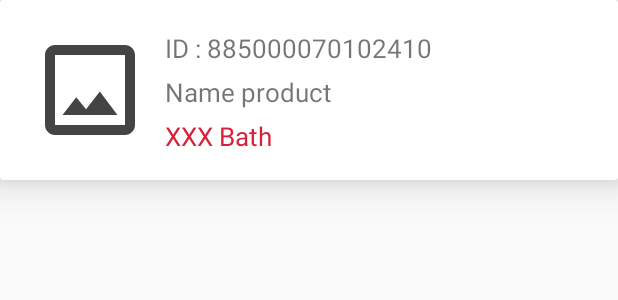
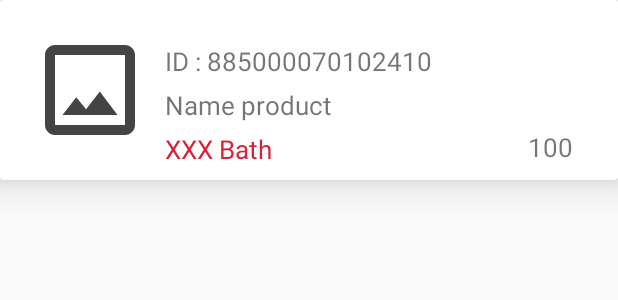
Before and after one commit to SDRoze14/eShopping, an Android app: the layout list_view_cart.xml on its own in the app's theme, with its tools: preview values and no code run, on a phone screen of 412 x 824 dp. Shown: the top 300 px of the screen. Run offline under Robolectric (Android 15) with nearby library versions, the phone set to English and light mode, and no system bars.

Commit message:
add product finish

```diff
--- a/app/src/main/java/dev/ecommerce/eshopping/SettingProfileActivity.java
+++ b/app/src/main/java/dev/ecommerce/eshopping/SettingProfileActivity.java
@@ -163,6 +163,7 @@ public class SettingProfileActivity extends AppCompatActivity {
             startActivity(new Intent(SettingProfileActivity.this, SettingProfileActivity.class));
             finish();
         }
+
     }
 
     private void userInfoSave() {
@@ -224,7 +225,7 @@ public class SettingProfileActivity extends AppCompatActivity {
 
                                 progressDialog.dismiss();
 
-                                startActivity(new Intent(SettingProfileActivity.this, MainActivity.class));
+                                startActivity(new Intent(SettingProfileActivity.this, SettingProfileActivity.class));
                                 Toast.makeText(SettingProfileActivity.this, "Profile info update successful.", Toast.LENGTH_SHORT).show();
                                 finish();
                             }else {
--- a/app/src/main/java/dev/ecommerce/eshopping/StoreViewListActivity.java
+++ b/app/src/main/java/dev/ecommerce/eshopping/StoreViewListActivity.java
@@ -54,6 +54,7 @@ public class StoreViewListActivity extends AppCompatActivity {
                     productViewHolder.txt_pid.setText(product.getId());
                     productViewHolder.txt_pname.setText(product.getName());
                     productViewHolder.txt_price.setText("Price : "+product.getPrice()+" Baht");
+                    productViewHolder.txt_pamount.setText("X"+product.getAmount());
                     Picasso.get().load(product.getImage()).into(productViewHolder.img_product);
 
                 }
--- a/app/src/main/java/dev/ecommerce/eshopping/ViewHoder/ProductViewHolder.java
+++ b/app/src/main/java/dev/ecommerce/eshopping/ViewHoder/ProductViewHolder.java
@@ -12,7 +12,7 @@ import dev.ecommerce.eshopping.R;
 
 public class ProductViewHolder extends RecyclerView.ViewHolder implements View.OnClickListener {
 
-    public TextView txt_pid, txt_pname, txt_price;
+    public TextView txt_pid, txt_pname, txt_price, txt_pamount;
     public ImageView img_product;
     public ItemClickListner itemClickListner;
 
@@ -23,6 +23,7 @@ public class ProductViewHolder extends RecyclerView.ViewHolder implements View.O
         txt_pid = itemView.findViewById(R.id.id_product_list);
         txt_pname = itemView.findViewById(R.id.name_product_list);
         txt_price = itemView.findViewById(R.id.price_product_list);
+        txt_pamount = itemView.findViewById(R.id.amount_product_list);
     }
 
     public void setItemClickListner(ItemClickListner itemClickListner) {
--- a/app/src/main/res/layout/list_view_cart.xml
+++ b/app/src/main/res/layout/list_view_cart.xml
@@ -22,7 +22,8 @@
         <RelativeLayout
             android:layout_width="wrap_content"
             android:layout_height="wrap_content"
-            android:layout_marginTop="10dp">
+            android:layout_marginTop="10dp"
+            android:layout_gravity="center">
 
             <TextView
                 android:id="@+id/id_product_list"
@@ -50,5 +51,21 @@
                 android:textSize="17sp"
                 android:textColor="@color/colorAccent"/>
         </RelativeLayout>
+
+        <RelativeLayout
+            android:layout_width="wrap_content"
+            android:layout_height="wrap_content"
+            android:layout_gravity="bottom">
+
+            <TextView
+                android:id="@+id/amount_product_list"
+                android:layout_width="wrap_content"
+                android:layout_height="wrap_content"
+                android:text="100"
+                android:textSize="17sp"
+                android:layout_alignParentRight="true"
+                android:layout_marginRight="20dp"/>
+
+        </RelativeLayout>
     </LinearLayout>
 </androidx.cardview.widget.CardView>
```
Also changed, not shown: app/src/main/java/dev/ecommerce/eshopping/Model/Product.java (+11 -2 lines), app/src/main/java/dev/ecommerce/eshopping/StoreAddProductActivity.java (+22 -5 lines).
